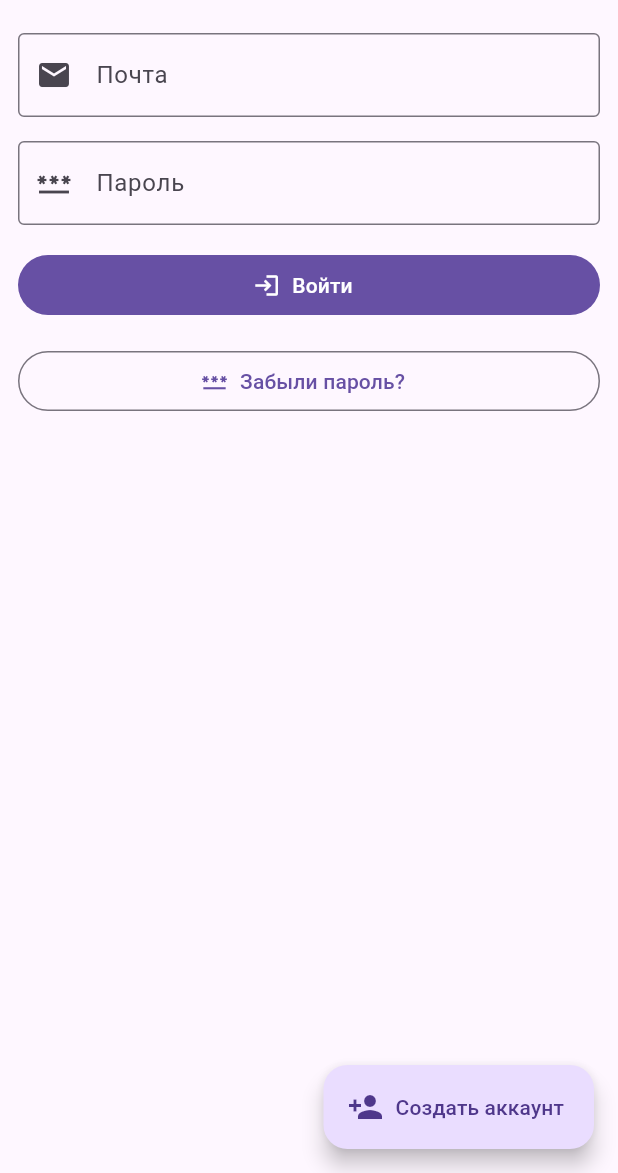
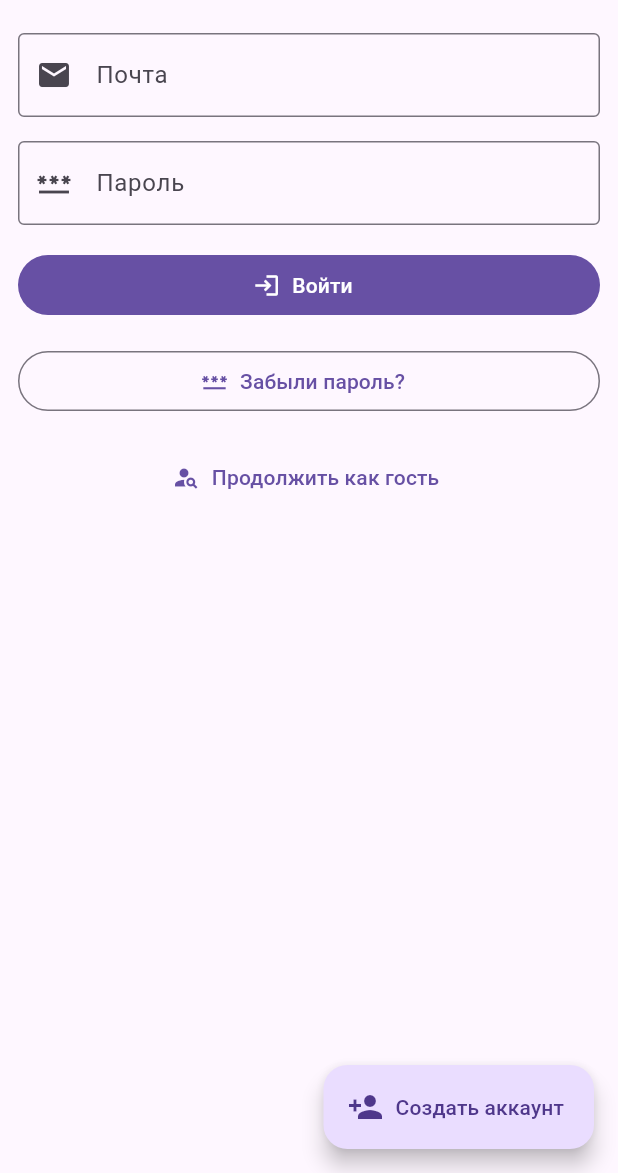
Before and after one commit to Keddnyo/clip_tag, a Flutter app: the screen it shows after launch, on a phone screen of 412 x 824 dp, the part 63-1236 px from its top. Run offline on Flutter 3.47's test engine with Material 2 defaults, Android fonts, the phone set to English and light mode, and no system bars; our stand-ins replace cloud_firestore, firebase_auth, firebase_core; missing offline and left inert: device_apps, flutter_bbcode; accounts and stored records are empty.

Commit message:
Guest mode

```diff
--- a/lib/core/on_generate_route.dart
+++ b/lib/core/on_generate_route.dart
@@ -21,7 +21,8 @@ Route<dynamic>? onGenerateRoute(RouteSettings settings) => MaterialPageRoute(
                     controller: AuthScreenController(),
                     child: const AuthScreen(),
                   )
-                : snapshot.data?.emailVerified == false
+                : snapshot.data?.isAnonymous == false &&
+                        snapshot.data?.emailVerified == false
                     ? const EmailVerificationScreen()
                     : settings.name == FavoritesScreen.route
                         ? const FavoritesScreen()
--- a/lib/features/auth/ui/auth_screen.dart
+++ b/lib/features/auth/ui/auth_screen.dart
@@ -38,6 +38,12 @@ class AuthScreen extends StatelessWidget {
                     ? 'Новый ${Constants.appName} ID'
                     : '${Constants.appName} ID',
           ),
+          // actions: [
+          //   IconButton(
+          //     onPressed: () {},
+          //     icon: const Icon(Icons.no_accounts),
+          //   ),
+          // ],
           shadowColor: Colors.black,
         ),
         body: Form(
@@ -149,6 +155,12 @@ class AuthScreen extends StatelessWidget {
                     icon: const Icon(Icons.password),
                     label: const Text('Забыли пароль?'),
                   ),
+                if (auth.isSignIn)
+                  TextButton.icon(
+                    onPressed: auth.signInAnonymously,
+                    icon: const Icon(Icons.person_search),
+                    label: const Text('Продолжить как гость'),
+                  ),
                 if (auth.isSignUp)
                   TextButton.icon(
                     onPressed: () => openUrl(Constants.appTermsOfUseUrl),
--- a/lib/features/auth/ui/controllers/auth_screen_controller.dart
+++ b/lib/features/auth/ui/controllers/auth_screen_controller.dart
@@ -51,6 +51,8 @@ class AuthScreenController with ChangeNotifier {
               email: email,
               password: password,
             );
+
+  void signInAnonymously() => firebase.signInAnonymously();
 }
 
 class AuthScreenProvider extends InheritedNotifier {
```
Also changed, not shown: lib/features/forum_sections/ui/forum_sections_screen.dart (+19 -15 lines), lib/features/forum_sections/ui/widgets/drawer.dart (+8 -2 lines), lib/shared/firebase/firebase_controller.dart (+4 -3 lines).
